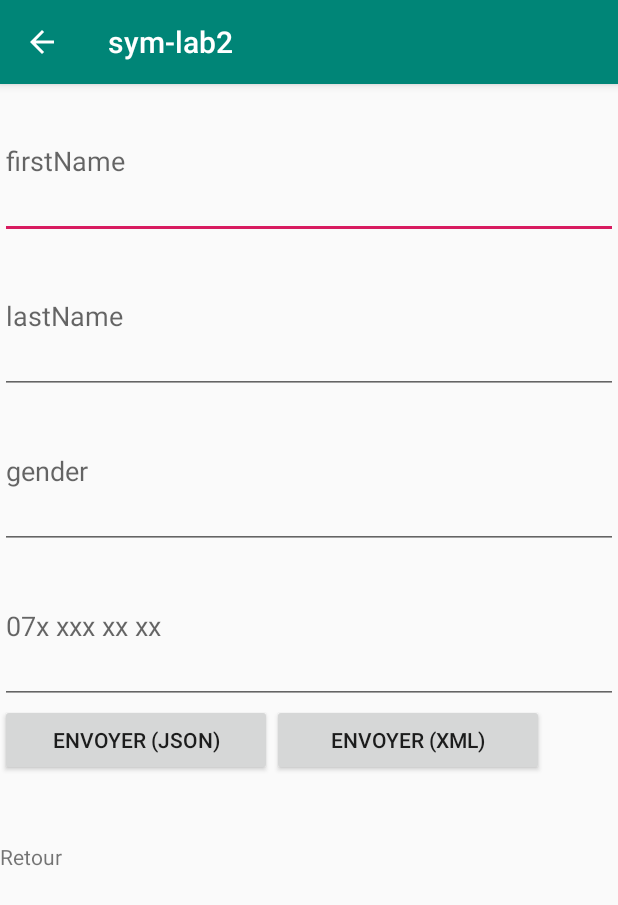
After one commit to Robel-T/sym-lab2, an Android app: the JsonActivity screen opened directly, with no data from a screen before it, on a phone screen of 412 x 824 dp. The commit adds this screen. Shown: the top 905 px of the screen. Run offline under Robolectric (Android 15) with nearby library versions, the phone set to English and light mode, and no system bars; libraries missing offline, so code that uses them is left out: org.jdom2, org.jdom2.output.

Commit message:
xml aller

```diff
--- a/app/build.gradle
+++ b/app/build.gradle
@@ -31,4 +31,9 @@ dependencies {
     androidTestImplementation 'androidx.test:runner:1.1.1'
     androidTestImplementation 'androidx.test.espresso:espresso-core:3.1.1'
     implementation 'com.google.android.material:material:1.0.0'
+    // https://mvnrepository.com/artifact/com.google/gson
+    implementation "com.google.code.gson:gson:2.8.6"
+    // https://mvnrepository.com/artifact/org.jdom/jdom2
+    implementation group: 'org.jdom', name: 'jdom2', version: '2.0.6'
+
 }
--- /dev/null
+++ b/app/src/main/java/com/example/sym_lab2/JsonActivity.java
@@ -0,0 +1,157 @@
+package com.example.sym_lab2;
+
+import org.jdom2.output.Format;
+import org.jdom2.output.XMLOutputter;
+import org.json.JSONArray;
+import org.json.*;
+import org.jdom2.*;
+import org.w3c.dom.Attr;
+import org.xml.sax.Attributes;
+import org.xml.sax.XMLReader;
+import org.xml.sax.helpers.XMLReaderFactory;
+
+import android.os.Bundle;
+import android.widget.Button;
+import android.widget.EditText;
+import android.widget.TextView;
+
+import androidx.appcompat.app.AppCompatActivity;
+
+import com.google.gson.Gson;
+import com.google.gson.JsonParser;
+
+
+public class JsonActivity extends AppCompatActivity{
+
+        EditText fistName;
+        EditText lastName;
+        EditText age;
+        EditText gender;
+        EditText tel;
+        TextView return_server;
+
+        SymComManager scm = new SymComManager();
+
+
+
+        @Override
+        protected void onCreate(Bundle savedInstanceState) {
+            super.onCreate(savedInstanceState);
+
+            setContentView(R.layout.json_activity_layout);
+
+            fistName      = findViewById(R.id.firstName);
+            lastName      = findViewById(R.id.lastName);
+            gender        = findViewById(R.id.gender);
+            tel           = findViewById(R.id.tel);
+
+            return_server = findViewById(R.id.return_server);
+
+            // quitter
+            Button btnJson = findViewById(R.id.btn_sendjson);
+            btnJson.setOnClickListener((v) -> {
+
+                try {
+                    scm.setCommunicationEventListener(
+                            new CommunicationEventListener(){
+                                public boolean handleServerResponse(String response) {
+                                    return_server.setText(response);
+                                    return true;
+
+                                }
+                            });
+
+                    String fn = fistName.getText().toString();
+                    String ln = lastName.getText().toString();
+                    String gn = gender.getText().toString();
+                    int tl = Integer.parseInt(tel.getText().toString());
+
+                    Person p = new Person(fn,ln,gn,tl);
+
+                    Gson gson = new Gson();
+
+
+                    String address = "http://sym.iict.ch/rest/json";
+                    String headersContent = "Content-Type";
+                    String headersType = "application/json";
+
+                    String[] request = {address,gson.toJson(p),headersContent,headersType};
+
+                    scm.sendRequest(request);
+                } catch (Exception e) {
+                    e.printStackTrace();
+                }
+
+            });
+
+            // quitter
+            Button btnXml = findViewById(R.id.btn_sendxml);
+            btnXml.setOnClickListener((v) -> {
+
+                String prettyF = "";
+
+                try {
+                    scm.setCommunicationEventListener(
+                            new CommunicationEventListener(){
+                                public boolean handleServerResponse(String response) {
+                                    return_server.setText(response);
+                                    return true;
+
+                                }
+                            });
+
+                    String fn = fistName.getText().toString();
+                    String ln = lastName.getText().toString();
+                    String gn = gender.getText().toString();
+                    int tl = Integer.parseInt(tel.getText().toString());
+
+
+                    Element directory = new Element("directory");
+
+                    Document doc = new Document(directory);
+                    DocType docType = new DocType("directory", null,
+                            "http://sym.iict.ch/directory.dtd");
+                    doc.setDocType(docType);
+
+                    Element personElement = new Element("person");
+
+                    Element elemLN = new Element("name");
+                    Element elemFN = new Element("firstname");
+                    Element elemG = new Element("gender");
+                    Element elemTel = new Element("phone");
+                    elemTel.setAttribute(new Attribute("type", "mobile"));
+
+                    personElement.getChildren().add(elemLN);
+                    personElement.getChildren().add(elemFN);
+                    personElement.getChildren().add(elemG);
+                    personElement.getChildren().add(elemTel);
+
+                    directory.getChildren().add(personElement);
+
+                    elemLN.setText(fn);
+                    elemFN.setText(ln);
+                    elemG.setText(gn);
+                    elemTel.setText(Integer.toString(tl));
+
+                    XMLOutputter xmlOutput = new XMLOutputter();
+
+                    // display ml
+                    xmlOutput.setFormat(Format.getPrettyFormat());
+                    prettyF = xmlOutput.outputString(doc);
+
+                    String address = "http://sym.iict.ch/rest/xml";
+                    String headersContent = "Content-Type";
+                    String headersType = "application/xml";
+
+                    String[] request = {address, prettyF, headersContent, headersType};
+
+                    scm.sendRequest(request);
+                } catch (Exception e) {
+                    e.printStackTrace();
+                }
+
+            });
+
+        }
+
+}
--- /dev/null
+++ b/app/src/main/res/layout/json_activity_layout.xml
@@ -0,0 +1,65 @@
+<?xml version="1.0" encoding="utf-8"?>
+<LinearLayout xmlns:android="http://schemas.android.com/apk/res/android"
+    android:layout_width="match_parent"
+    android:layout_height="match_parent"
+    android:orientation="vertical">
+
+    <EditText
+        android:id="@+id/firstName"
+        android:layout_width="match_parent"
+        android:layout_height="103dp"
+        android:ems="10"
+        android:hint="firstName" />
+
+    <EditText
+        android:id="@+id/lastName"
+        android:layout_width="match_parent"
+        android:layout_height="103dp"
+        android:ems="10"
+        android:hint="lastName" />
+
+    <EditText
+        android:id="@+id/gender"
+        android:layout_width="match_parent"
+        android:layout_height="103dp"
+        android:ems="10"
+        android:hint="gender" />
+
+    <EditText
+        android:id="@+id/tel"
+        android:layout_width="match_parent"
+        android:layout_height="103dp"
+        android:ems="10"
+        android:inputType="number"
+        android:hint="07x xxx xx xx" />
+
+    <GridLayout
+        android:layout_width="match_parent"
+        android:layout_height="92dp">
+
+        <Button
+            android:id="@+id/btn_sendjson"
+            android:layout_width="181dp"
+            android:layout_height="wrap_content"
+            android:layout_column="0"
+            android:gravity="center"
+            android:text="Envoyer (JSON)" />
+
+        <Button
+            android:id="@+id/btn_sendxml"
+            android:layout_width="181dp"
+            android:layout_height="wrap_content"
+            android:layout_column="1"
+            android:text="Envoyer (XML)" />
+
+
+    </GridLayout>
+
+
+    <TextView
+        android:id="@+id/return_server"
+        android:layout_width="match_parent"
+        android:layout_height="121dp"
+        android:text="Retour" />
+
+</LinearLayout>
```
Also changed, not shown: app/src/main/AndroidManifest.xml (+7 -0 lines), app/src/main/java/com/example/sym_lab2/DelayedActivity.java (+24 -25 lines), app/src/main/java/com/example/sym_lab2/MainActivity.java (+8 -1 lines), app/src/main/java/com/example/sym_lab2/Person.java (+14 -7 lines), app/src/main/java/com/example/sym_lab2/SymComManager.java (+39 -14 lines).
